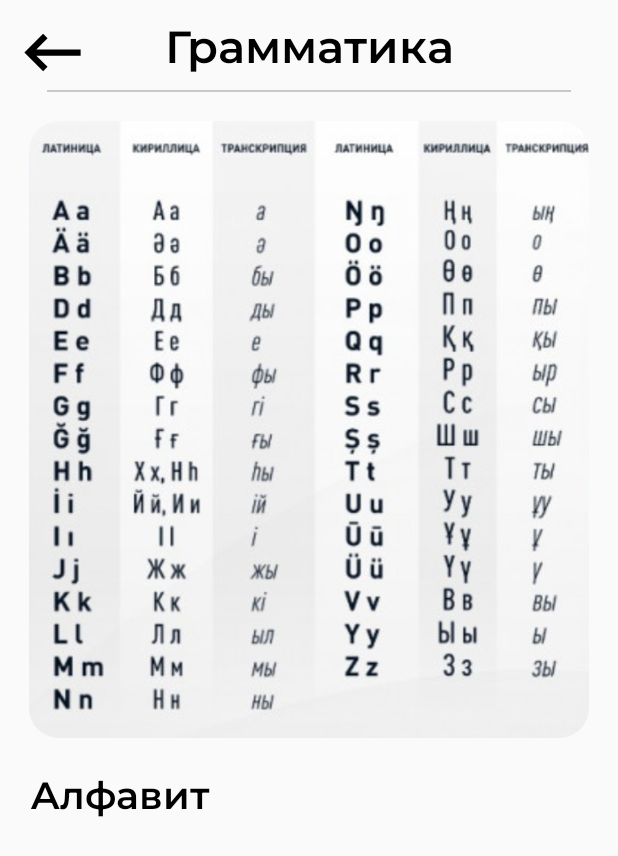
After one commit to Ansar747/diplomaReady, an Android app: the GrammarActivity screen opened directly, with no data from a screen before it, on a phone screen of 412 x 824 dp. The commit adds this screen. Shown: the top 856 px of the screen. Run offline under Robolectric (Android 15) with nearby library versions, the phone set to English and light mode, and no system bars.

Commit message:
added new layout grammar

```diff
--- a/app/src/main/AndroidManifest.xml
+++ b/app/src/main/AndroidManifest.xml
@@ -12,6 +12,9 @@
         android:supportsRtl="true"
         android:theme="@style/Theme.BottomNavigationBar"
         tools:targetApi="31">
+        <activity
+            android:name=".GrammarActivity"
+            android:exported="false" />
         <activity
             android:name=".InteractiveTestActivity"
             android:exported="false" />
--- /dev/null
+++ b/app/src/main/java/com/example/bottomnavigationbar/GrammarActivity.kt
@@ -0,0 +1,26 @@
+package com.example.bottomnavigationbar
+
+import android.os.Bundle
+import android.widget.ImageView
+import androidx.activity.enableEdgeToEdge
+import androidx.appcompat.app.AppCompatActivity
+import androidx.core.view.ViewCompat
+import androidx.core.view.WindowInsetsCompat
+
+class GrammarActivity : AppCompatActivity() {
+    override fun onCreate(savedInstanceState: Bundle?) {
+        super.onCreate(savedInstanceState)
+        enableEdgeToEdge()
+        setContentView(R.layout.activity_grammar)
+        ViewCompat.setOnApplyWindowInsetsListener(findViewById(R.id.main)) { v, insets ->
+            val systemBars = insets.getInsets(WindowInsetsCompat.Type.systemBars())
+            v.setPadding(systemBars.left, systemBars.top, systemBars.right, systemBars.bottom)
+            insets
+        }
+        val imageView = findViewById<ImageView>(R.id.iv_backspace_grammar)
+        imageView.setOnClickListener {
+            finish()
+        }
+    }
+
+}
--- a/app/src/main/java/com/example/bottomnavigationbar/Home.kt
+++ b/app/src/main/java/com/example/bottomnavigationbar/Home.kt
@@ -57,6 +57,10 @@ class Home : Fragment() {
             val intent = Intent(activity, CultureItem1::class.java)
             startActivity(intent)
         }
+        view.findViewById<LinearLayout>(R.id.grammarLayoutHome)?.setOnClickListener {
+            val intent = Intent(activity, GrammarActivity::class.java)
+            startActivity(intent)
+        }
         view.findViewById<LinearLayout>(R.id.dictionaryID)?.setOnClickListener {
             val intent = Intent(activity, DictionaryActivity::class.java)
             startActivity(intent)
--- a/app/src/main/java/com/example/bottomnavigationbar/InteractiveTestActivity.kt
+++ b/app/src/main/java/com/example/bottomnavigationbar/InteractiveTestActivity.kt
@@ -2,6 +2,7 @@ package com.example.bottomnavigationbar
 
 import android.content.Intent
 import android.os.Bundle
+import android.widget.ImageView
 import androidx.appcompat.app.AppCompatActivity
 import com.example.bottomnavigationbar.databinding.ActivityInteractiveTestBinding
 
@@ -17,6 +18,10 @@ class InteractiveTestActivity : AppCompatActivity() {
             val intent = Intent(this@InteractiveTestActivity, QuestionMainTest::class.java)
             startActivity(intent)
         }
+        val imageView = findViewById<ImageView>(R.id.iv_backspace_test)
+        imageView.setOnClickListener {
+            finish()
+        }
     }
 
     override fun onDestroy() {
--- a/app/src/main/java/com/example/bottomnavigationbar/QuestionMainTest.kt
+++ b/app/src/main/java/com/example/bottomnavigationbar/QuestionMainTest.kt
@@ -50,7 +50,7 @@ class QuestionMainTest : AppCompatActivity() {
 
         val imageButton = findViewById<ImageButton>(R.id.imageButton)
         imageButton.setOnClickListener {
-            navigateToMainActivity()
+            endTestAndNavigateToMainActivity()
         }
     }
 
@@ -138,13 +138,9 @@ class QuestionMainTest : AppCompatActivity() {
     }
 
     private fun setupNextQuestion() {
-
         cancelCountdownTimer()
-
         resetAnswerStyles()
-
         answerSelected = false
-
 
         if (currentQuestionIndex < totalQuestions - 1) {
             currentQuestionIndex++
@@ -155,7 +151,6 @@ class QuestionMainTest : AppCompatActivity() {
                 startCountdownTimer()
             }
         } else {
-
             showTestResults()
         }
     }
@@ -284,11 +279,19 @@ class QuestionMainTest : AppCompatActivity() {
         startActivity(intent)
     }
 
-    private fun navigateToMainActivity() {
+    private fun endTestAndNavigateToMainActivity() {
+        cancelCountdownTimer()
         val intent = Intent(this, InteractiveTestActivity::class.java)
+        intent.flags = Intent.FLAG_ACTIVITY_CLEAR_TOP or Intent.FLAG_ACTIVITY_NEW_TASK
         startActivity(intent)
+        finish()
     }
 
+    @Deprecated("Deprecated in Java")
+    override fun onBackPressed() {
+        super.onBackPressed()
+        endTestAndNavigateToMainActivity()
+    }
 
     override fun onDestroy() {
         super.onDestroy()
--- /dev/null
+++ b/app/src/main/res/layout/activity_grammar.xml
@@ -0,0 +1,73 @@
+<?xml version="1.0" encoding="utf-8"?>
+<androidx.constraintlayout.widget.ConstraintLayout xmlns:android="http://schemas.android.com/apk/res/android"
+    xmlns:app="http://schemas.android.com/apk/res-auto"
+    xmlns:tools="http://schemas.android.com/tools"
+    android:id="@+id/main"
+    android:layout_width="match_parent"
+    android:layout_height="match_parent"
+    tools:context=".GrammarActivity">
+
+    <ImageView
+        android:id="@+id/iv_backspace_grammar"
+        android:layout_width="50dp"
+        android:layout_height="50dp"
+        android:clickable="true"
+        android:focusable="true"
+        android:src="@drawable/baseline_keyboard_backspace_24"
+        android:layout_marginStart="10dp"
+        android:layout_marginTop="10dp"
+        app:layout_constraintTop_toTopOf="parent"
+        app:layout_constraintStart_toStartOf="parent"
+        android:contentDescription="@string/todo" />
+
+    <TextView
+        android:id="@+id/tv_grammar_theme"
+        android:layout_width="wrap_content"
+        android:layout_height="wrap_content"
+        android:gravity="center_horizontal"
+        android:layout_marginTop="10dp"
+        android:fontFamily="@font/montserrat_semibold"
+        android:text="Грамматика"
+        android:textColor="@color/black"
+        android:textSize="30sp"
+        android:textStyle="bold"
+        app:layout_constraintStart_toStartOf="parent"
+        app:layout_constraintEnd_toEndOf="parent"
+        app:layout_constraintTop_toTopOf="parent" />
+
+    <ImageView
+        android:id="@+id/rectangle_grammar"
+        android:layout_width="match_parent"
+        android:layout_height="wrap_content"
+        app:layout_constraintTop_toBottomOf="@+id/tv_grammar_theme"
+        android:layout_marginTop="10dp"
+        android:src="@drawable/rectangle21"
+        app:layout_constraintStart_toStartOf="@+id/tv_grammar_theme"
+        app:layout_constraintEnd_toEndOf="@+id/tv_grammar_theme"
+        android:contentDescription="@string/todo" />
+
+    <com.google.android.material.imageview.ShapeableImageView
+        android:id="@+id/latinicaID"
+        android:layout_width="match_parent"
+        android:layout_height="wrap_content"
+        android:layout_margin="19dp"
+        android:layout_marginStart="11dp"
+        android:layout_marginEnd="11dp"
+        android:adjustViewBounds="true"
+        android:scaleType="fitCenter"
+        android:src="@drawable/latinica"
+        app:shapeAppearanceOverlay="@style/roundimageview"
+        app:layout_constraintTop_toBottomOf="@+id/rectangle_grammar"/>
+
+    <TextView
+        android:layout_width="match_parent"
+        android:layout_height="wrap_content"
+        android:text="Алфавит"
+        android:textSize="25sp"
+        app:layout_constraintTop_toBottomOf="@+id/latinicaID"
+        android:textColor="@color/black"
+        android:layout_marginStart="20dp"
+        android:layout_marginTop="20dp"
+        android:fontFamily="@font/montserrat_semibold"/>
+
+</androidx.constraintlayout.widget.ConstraintLayout>
--- a/app/src/main/res/layout/fragment_home.xml
+++ b/app/src/main/res/layout/fragment_home.xml
@@ -179,6 +179,7 @@
                     </LinearLayout>
 
                     <LinearLayout
+                        android:id="@+id/grammarLayoutHome"
                         android:layout_width="wrap_content"
                         android:layout_height="wrap_content"
                         android:layout_marginStart="13dp"
--- a/gradle/libs.versions.toml
+++ b/gradle/libs.versions.toml
@@ -1,5 +1,5 @@
 [versions]
-agp = "8.4.0"
+agp = "8.3.2"
 kotlin = "1.9.0"
 coreKtx = "1.12.0"
 junit = "4.13.2"
```
Also changed, not shown: app/src/main/res/drawable/latinica.png (added).
